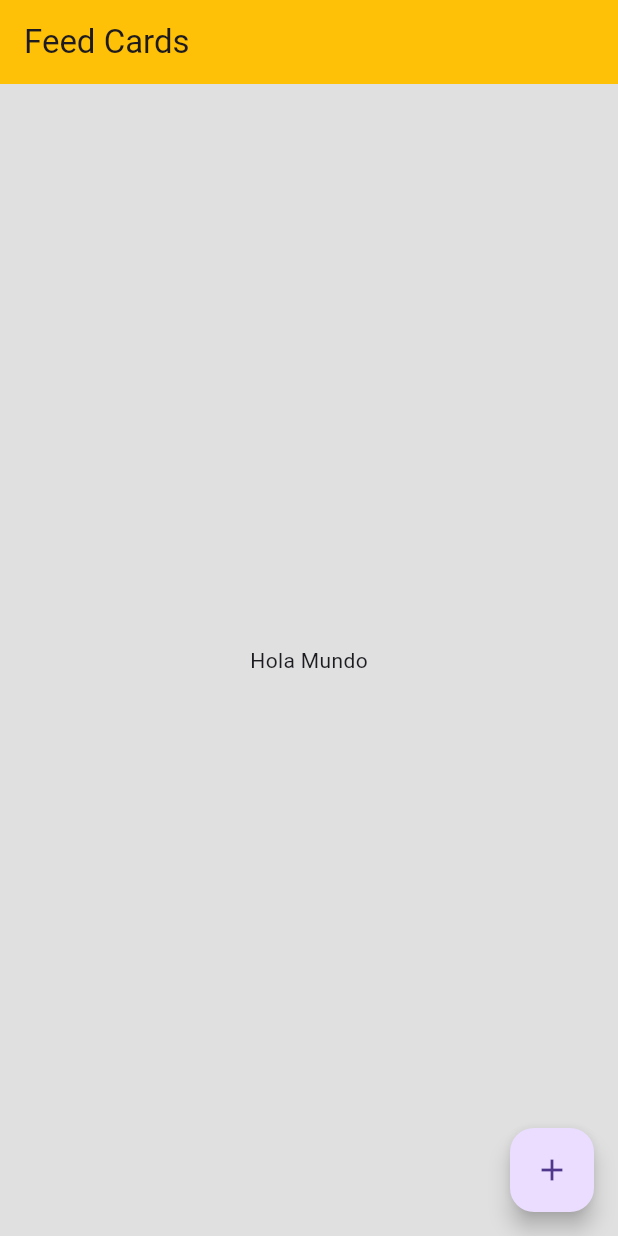
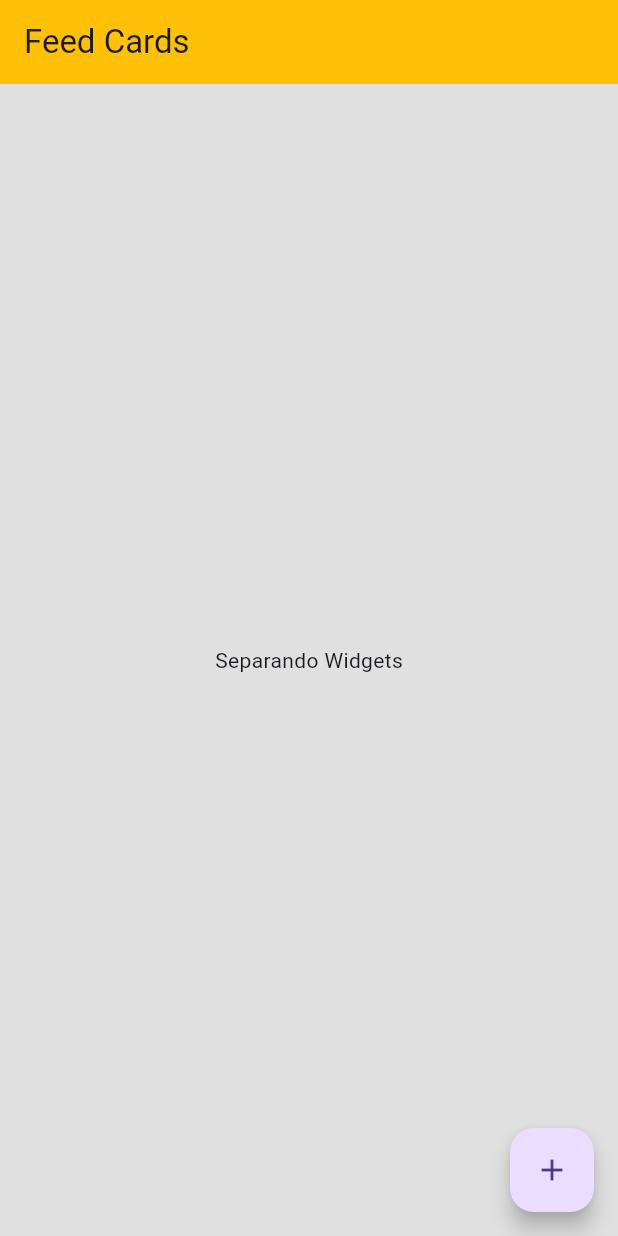
Before and after one commit to leannmeier/CursoFlutter, a Flutter app: the screen it shows after launch, on a phone screen of 412 x 824 dp. Run offline on Flutter 3.47's test engine with Material 3 defaults, Android fonts, the phone set to English and light mode, and no system bars.

Commit message:
Separando Widgets e importandolos

```diff
--- a/lib/main.dart
+++ b/lib/main.dart
@@ -1,4 +1,5 @@
 import 'package:flutter/material.dart';
+import 'package:flutter_app/screens/home_screens.dart';
 
 void main() => runApp(const MyApp());
 
@@ -7,15 +8,10 @@ class MyApp extends StatelessWidget {
 
   @override
   Widget build(BuildContext context) {
-    return MaterialApp(
+    return const MaterialApp(
       debugShowCheckedModeBanner: false,
       title: 'Feed Cards',
-      home: Scaffold(
-        appBar: AppBar(title: const Text('Feed Cards'), backgroundColor: Colors.amber,),
-        body: const Center(child: Text('Hola Mundo'),),
-        backgroundColor: Colors.grey[300],
-        floatingActionButton: FloatingActionButton(onPressed: (){}, child: Icon(Icons.add),),
-      ),
+      home: HomeScreen(),
     );
   }
 }
--- /dev/null
+++ b/lib/screens/home_screens.dart
@@ -0,0 +1,17 @@
+import 'package:flutter/material.dart';
+
+class HomeScreen extends StatelessWidget {
+  const HomeScreen({
+    super.key,
+  });
+
+  @override
+  Widget build(BuildContext context) {
+    return Scaffold(
+      appBar: AppBar(title: const Text('Feed Cards'), backgroundColor: Colors.amber,),
+      body: const Center(child: Text('Separando Widgets'),),
+      backgroundColor: Colors.grey[300],
+      floatingActionButton: FloatingActionButton(onPressed: (){}, child: const Icon(Icons.add),),
+    );
+  }
+}
```
